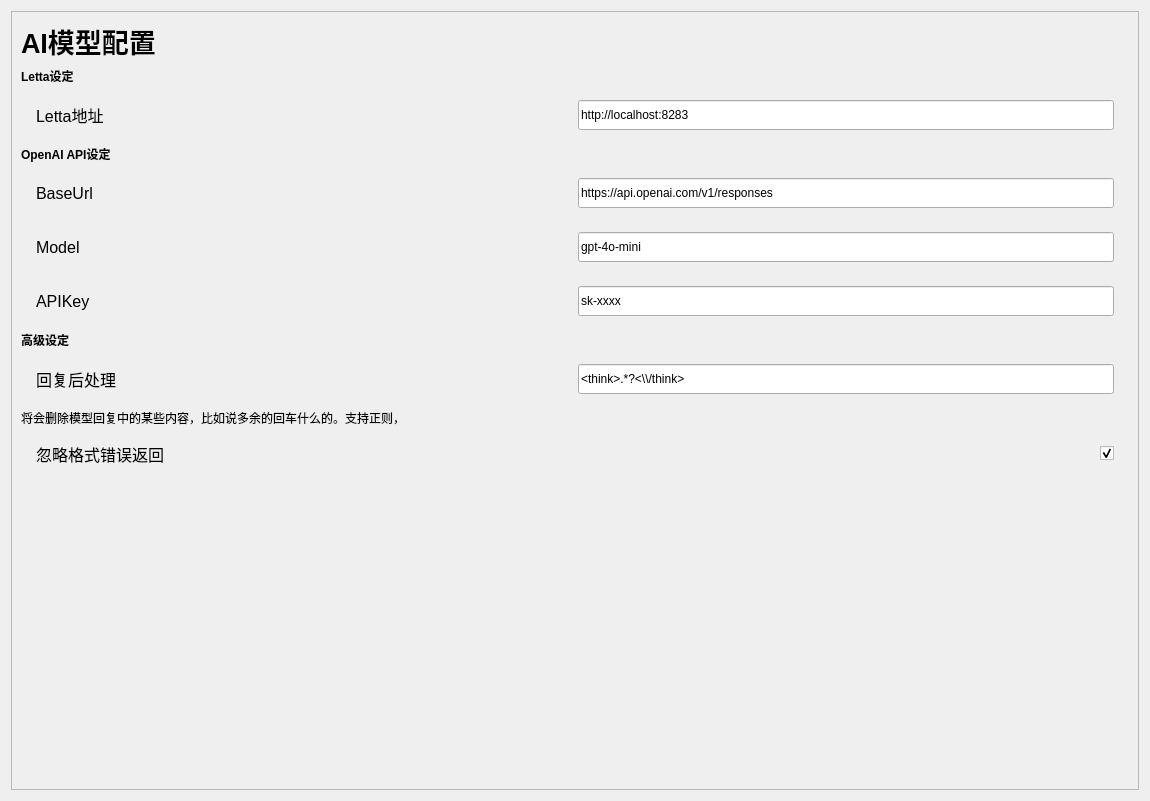
Old version of the form mianwindow_uichild/setting_ai.ui in the repository Zao-chen/ZcChat.
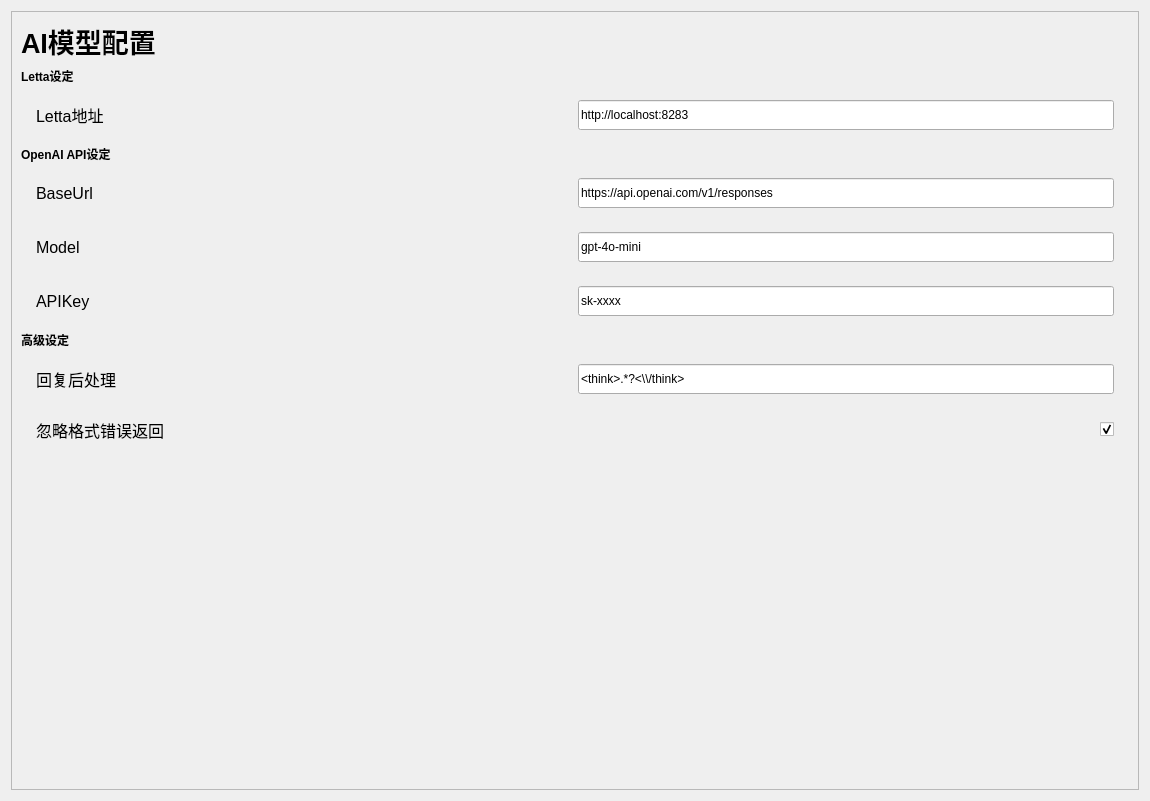
New version of the form. Custom widgets are drawn as their Qt base class.

What changed in the file:
```diff
--- a/mianwindow_uichild/setting_ai.ui
+++ b/mianwindow_uichild/setting_ai.ui
@@ -28,7 +28,7 @@
         <height>781</height>
        </rect>
       </property>
-      <layout class="QVBoxLayout" name="verticalLayout_2" stretch="0,0,0,0,0,0,0,0,0,0,0,1">
+      <layout class="QVBoxLayout" name="verticalLayout_2" stretch="0,0,0,0,0,0,0,0,0,0,1">
        <item>
         <widget class="ElaText" name="label">
          <property name="font">
@@ -278,13 +278,6 @@
          </layout>
         </widget>
        </item>
-       <item>
-        <widget class="QLabel" name="label_3">
-         <property name="text">
-          <string>将会删除模型回复中的某些内容，比如说多余的回车什么的。支持正则，</string>
-         </property>
-        </widget>
-       </item>
        <item>
         <widget class="ElaScrollPageArea" name="widget_17" native="true">
          <layout class="QHBoxLayout" name="horizontalLayout_19">
```
Left out of the diff: 24 changed lines with no effect on the pictures.
